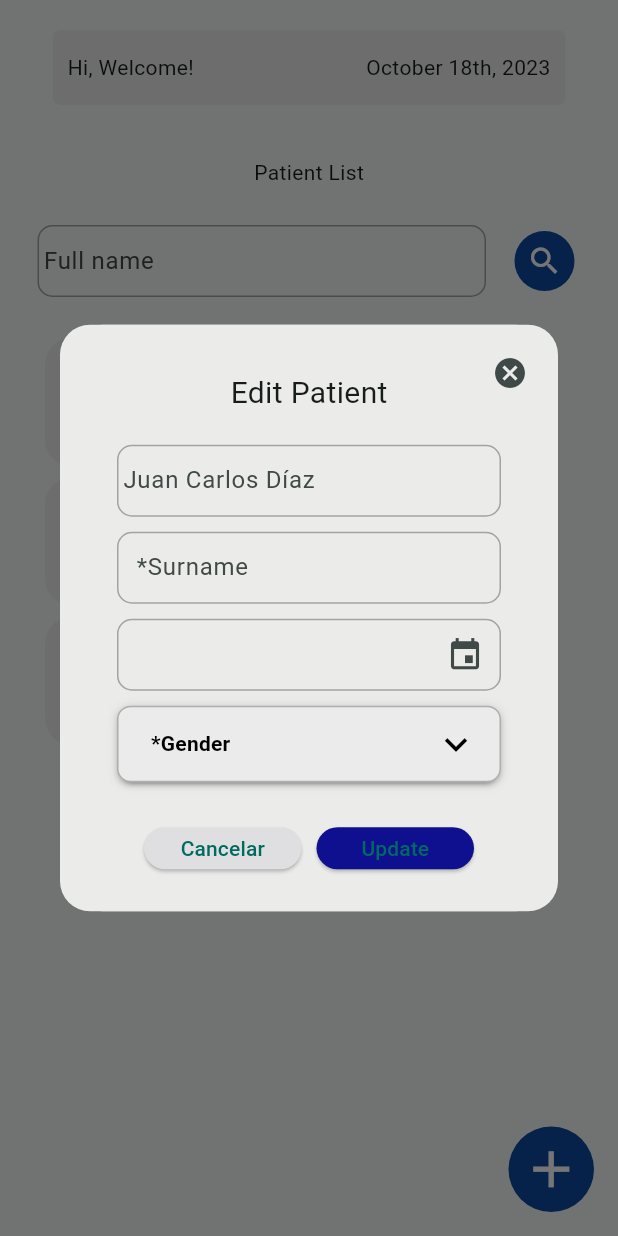
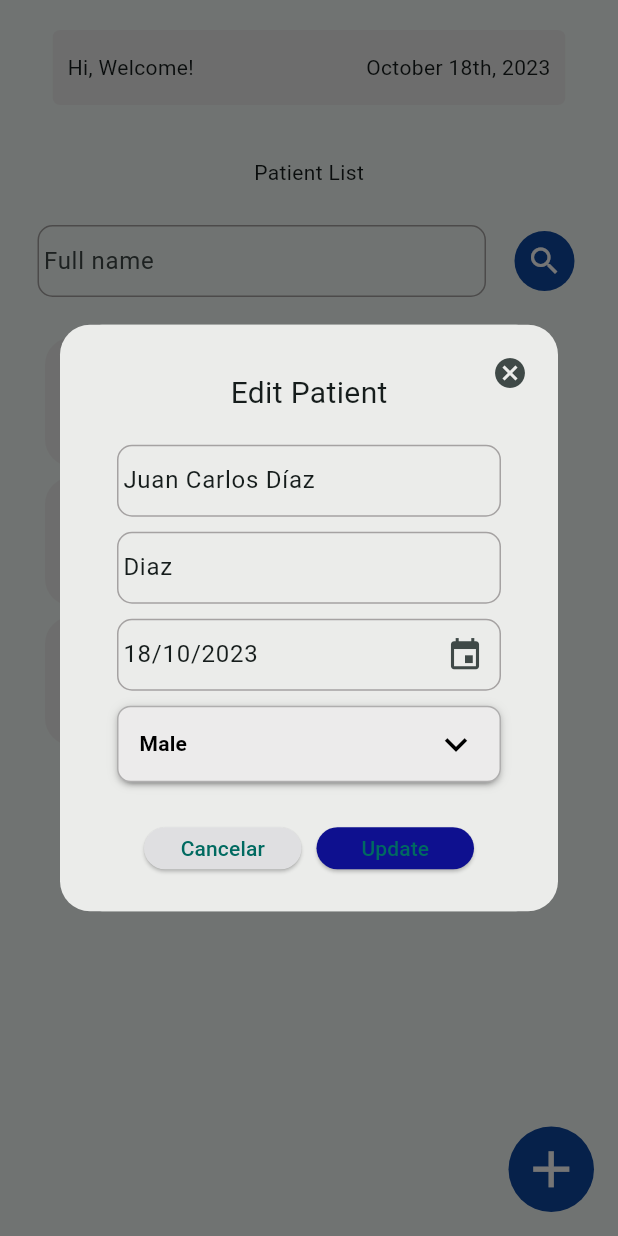
Before and after one commit to JuancarDiaz/register_app, a Flutter app: the MainPageRegister screen opened by its route, after a tap on the "edit" icon, on a phone screen of 412 x 824 dp. Run offline on Flutter 3.47's test engine with Material 2 defaults, Android fonts, the phone set to English and light mode, and no system bars; drawn by our look-alikes of dropdown_button2; our stand-ins replace equatable, flutter_bloc, go_router.

Commit message:
app terminada falta ordenar y detalles

```diff
--- a/lib/infraestructure/models/usuario.dart
+++ b/lib/infraestructure/models/usuario.dart
@@ -1,8 +1,12 @@
+import 'package:equatable/equatable.dart';
 import 'package:flutter/material.dart';
 import 'package:uuid/uuid.dart';
 
-class User {
-  final String id;
+///
+/// uso de la librería Equatable para comparar objetos necesita implementar el metodo [ props ] para establecer la igualdad
+class User extends Equatable {
+
+  late  String id;
   final String fullName;
   final String surname;
   final DateTime birthDate;
@@ -26,6 +30,9 @@ class User {
                      BirthDate:[$birthDate],
                      Genero:[${gender.toString()}]''';
         }
+
+          @override
+          List<Object?> get props => [ fullName, birthDate, gender, surname ];
 }
 
 
--- a/lib/presentation/screens/main_page.dart
+++ b/lib/presentation/screens/main_page.dart
@@ -4,6 +4,7 @@ import 'package:intl/intl.dart';
 import 'package:register_app/presentation/providers/users_provider.dart';
 import 'package:register_app/widgets/helpers/modal_helper.dart';
 import 'package:register_app/widgets/forms/form_busqueda.dart';
+import 'package:register_app/widgets/messages/message_info.dart';
 import 'package:register_app/widgets/views/render_list_users.dart';
 
 
@@ -34,7 +35,7 @@ class MainPageRegister extends StatelessWidget {
                     child: _HeaderFilterAndBodyCustom(formattedDate: formattedDate),
               ),
 
-            floatingActionButton: const _NewUserModal(),
+            floatingActionButton: const _ButtonNewUserModal(),
 
     ) ;
   }
@@ -48,8 +49,8 @@ class MainPageRegister extends StatelessWidget {
 /// y mostrar elementos en concreto
 /// boton usado para lanzar el MODAL y crear usuarios nuevos
 
-class _NewUserModal extends StatelessWidget {
-  const _NewUserModal();
+class _ButtonNewUserModal extends StatelessWidget {
+  const _ButtonNewUserModal();
 
   @override
   Widget build(BuildContext context) {
@@ -97,6 +98,7 @@ class _HeaderFilterAndBodyCustom extends StatelessWidget {
   @override
   Widget build(BuildContext context) {
 
+      final UserProvider userProvider = context.watch<UserProvider>();
 
     return Padding(       // Padding general a todo el bloque
 
@@ -114,9 +116,15 @@ class _HeaderFilterAndBodyCustom extends StatelessWidget {
 
                   const RenderizarListaUsuarios(),
 
+                  Container(
+                    child: userProvider.loadMessage ?  MessageInfo(operation: userProvider.operation,) : const Text(''),
+                  ),
+
                 ],
       ),
+
             );
+
   }
 }
 
--- a/lib/widgets/helpers/modal_helper.dart
+++ b/lib/widgets/helpers/modal_helper.dart
@@ -5,6 +5,7 @@ import 'package:register_app/infraestructure/models/usuario.dart';
 import 'package:register_app/presentation/providers/users_provider.dart';
 import 'package:register_app/widgets/helpers/shared_helpers.dart';
 import 'package:register_app/widgets/inputs/custom_input_form_field.dart';
+import 'package:register_app/widgets/messages/message_info.dart';
 
 ///
 /// Clase estatica de Helpers para realizar operaciones
@@ -128,25 +129,28 @@ final String operacion;
 
 class _BodyFormModalState extends State<_BodyFormModal> {
 
-      // Variables
-  final List<String> items = [
-    'Male',
-    'Female',
-  ];
 
+
+  String? selectedValueGender;
+  int? contador = 0;
+  DateTime?  _currentSelectedDate;
+  String? username = '';
+  late final TextEditingController _textEditingControllerName;
+  late final TextEditingController _textEditingControllerSurname;
+  late final TextEditingController _textEditingControllerDatePicker;
+  late final UserProvider provider;
   final List<String> generos = [
       'Male',
       'Female',
     ];
 
-      String? selectedValueGender;
-      var  _currentSelectedDate;
-      final TextEditingController _textEditingControllerDatePicker;
-      final TextEditingController _textEditingControllerName;
-      final TextEditingController _textEditingControllerSurname;
 
+ @override
+  void initState() {
+    super.initState();
+    contador = 0;
+  }
 
-      // Constructor
   _BodyFormModalState()
                             : _textEditingControllerDatePicker = TextEditingController(),
                               _textEditingControllerName = TextEditingController(),
@@ -164,16 +168,118 @@ Future<DateTime?> getDateTimePicker() {
                           lastDate: DateTime(2025),
                           builder: (context, child) {
 
-                                return Theme(data: ThemeData.dark(), child: child!);
+                                return Theme(data: ThemeData.light(), child: child!);
                           },
                           );
 }
 
 
+
+
+
+
   @override
   Widget build(BuildContext context) {
 
-    final usersProvider = context.watch<UserProvider>();
+     UserProvider usersProvider = context.watch<UserProvider>();
+
+
+String? updateFieldFromName( String field , String operacion){
+
+
+if( operacion == 'EDIT' ){
+
+
+
+void setSelect(){
+
+
+    contador = contador!+1;
+    print('$contador <----- contador ');
+
+    if(selectedValueGender == null ){  // si no tenemos ningun valor en el select
+    print('$contador <----- contador ENTRAAAAAAA ');
+
+                            if( usersProvider.userEdited.isNotEmpty){ // y el usuario no es nulo ponemos su valor
+
+                                  GENDER gender = usersProvider.userEdited[0].gender;
+                                  print('generoooooooooo>>>> ${gender.stringValue}');
+                                  selectedValueGender = gender.stringValue;
+                            }
+    }
+
+
+
+
+}
+
+      String message = '';
+
+      switch( field.toLowerCase() ){
+
+              case 'name':
+
+                    setSelect();
+
+                    if( _textEditingControllerName.text.isEmpty ){
+
+                        message = usersProvider.userEdited.isNotEmpty ? usersProvider.userEdited[0].fullName : '  *Name';
+                        _textEditingControllerName.text = message;
+
+                    }else{
+                         message = _textEditingControllerName.text;
+                    }
+
+              break;
+              case 'surname':
+
+                if( _textEditingControllerSurname.text.isEmpty ){
+
+                        message = usersProvider.userEdited.isNotEmpty ? usersProvider.userEdited[0].surname : '  *Surname';
+                        _textEditingControllerSurname.text = message;
+
+                    }else{
+                         message = _textEditingControllerSurname.text;
+                    }
+
+              break;
+                  case 'birthday':
+
+              if( _textEditingControllerDatePicker.text.isEmpty ){
+
+                        message = usersProvider.userEdited.isNotEmpty ? Utils.dateFormatter( usersProvider.userEdited[0].birthDate ) : '  *Surname';
+                        _textEditingControllerDatePicker.text = message;
+
+                    }else{
+                         message = _textEditingControllerDatePicker.text;
+                    }
+              break;
+              //     case 'gender':
+
+              //   //usersProvider.userEdited[0] == null  ? null : (selectedValueGender = usersProvider.userEdited[0].gender.stringValue.toString())
+
+              //       if( usersProvider.userEdited.isNotEmpty ){
+
+              //              GENDER gender = usersProvider.userEdited[0].gender;
+
+              //              print('generoooooooooo>>>> ${gender.stringValue}');
+              //              //selectedValueGender = gender.stringValue ;
+              //              message = gender.stringValue;
+              //       }else{
+
+              //         message ='';
+              //       }
+              // break;
+      }
+
+      return message;
+     }
+return null;
+}
+
+
+
+
 
 
 
@@ -190,7 +296,7 @@ Future<DateTime?> getDateTimePicker() {
             const SizedBox(height: 10),
 
             CustomTextFormField(
-                                      hint: usersProvider.userEdited.isNotEmpty ? usersProvider.userEdited[0].fullName : '  *Name',
+                                      hint: updateFieldFromName( 'name' ,widget.operacion ) ?? '  *Name',
                                       controller: _textEditingControllerName,
 
                                       ),
@@ -198,18 +304,19 @@ Future<DateTime?> getDateTimePicker() {
             const SizedBox(height: 10),
 
             CustomTextFormField(
-                                       hint: '  *Surname',
+                                       hint: updateFieldFromName( 'surname', widget.operacion ) ?? '  *Surname',
                                        controller: _textEditingControllerSurname,),
 
             const SizedBox(height: 10),
 
             CustomTextFormField(
+                                      hint:updateFieldFromName( 'birthday',widget.operacion ) ?? '',
                                       icon: const Icon( Icons.event, size: 25),
                                       controller: _textEditingControllerDatePicker,
                                       onTap: ()async {
                                         _currentSelectedDate = await getDateTimePicker();
                                             try{
-                                                    _textEditingControllerDatePicker.text = '  ${Utils.dateFormatter(_currentSelectedDate)}';
+                                                    _textEditingControllerDatePicker.text = '  ${Utils.dateFormatter(_currentSelectedDate!)}';
                                             }catch(error ){
                                                   _textEditingControllerDatePicker.text = '';
                                             }
@@ -220,7 +327,7 @@ Future<DateTime?> getDateTimePicker() {
                                         _currentSelectedDate = await getDateTimePicker();
 
                                                   try{
-                                                          _textEditingControllerDatePicker.text = '  ${Utils.dateFormatter(_currentSelectedDate)}';
+                                                          _textEditingControllerDatePicker.text = '  ${Utils.dateFormatter(_currentSelectedDate!)}';
                                                   }catch(error ){
                                                         _textEditingControllerDatePicker.text = '';
                                                   }
@@ -277,10 +384,15 @@ Future<DateTime?> getDateTimePicker() {
                                                       ),
                                                     ))
                                                 .toList(),
-                                            value: selectedValueGender,
+                                            value:   selectedValueGender ,
                                             onChanged: (String? value) {
+
+                                              selectedValueGender = value;
+                                                print('ejecutando $value');
+
+
                                               setState(() {
-                                                selectedValueGender = value;
+
                                               });
                                             },
                                             buttonStyleData: ButtonStyleData(
@@ -360,22 +472,45 @@ Wrap(
                     case 'NEW':
                                   // TODO: CREAR NUEVO USUARIO!
 
+                                          try{
 
-                                    final User user = User(
+                                            final User newUser = User(
                                                 fullName: _textEditingControllerName.text,
                                                 surname: _textEditingControllerSurname.text,
-                                                              birthDate: _currentSelectedDate,
+                                                birthDate: _currentSelectedDate! == DateTime.now() ? throw Exception('División por cero no permitida') : _currentSelectedDate!  ,
                                                 gender: selectedValueGender == 'Male'? GENDER.male : GENDER.female
                                                 );
 
+                                                usersProvider.addUser(newUser);
 
-                                                          usersProvider.addUser(user);
+
+
+                                            }catch( error ){
+
+                                                        print(error);
+                                            }
+
+                                                          //TODO: MOSTRAR SNACKBAR
+
                                                            Navigator.pop(context);
+
+
 
                       break;
 
                       case 'EDIT':
                                   // TODO: EDITAR NUEVO USUARIO!
+
+                                 final User userEdited = User(
+                                                              fullName: _textEditingControllerName.text,
+                                                              surname: _textEditingControllerSurname.text,
+                                                              birthDate: _currentSelectedDate ?? usersProvider.userEdited[0].birthDate ,
+                                                              gender: selectedValueGender == 'Male'? GENDER.male : GENDER.female
+                                                              );
+
+                                  usersProvider.updateUser(userEdited);
+
+                                  Navigator.pop(context);
                       break;
 
                 }
--- a/lib/widgets/views/render_info_user.dart
+++ b/lib/widgets/views/render_info_user.dart
@@ -105,7 +105,9 @@ class _ButtonerRigth extends StatelessWidget {
 // TODO: EDIT
 
 
-                                        userProvider.findUser(user.id).then((value) {
+                                        userProvider.findUser(user.id).then( (User user) {
+
+                                            userProvider.idUserEdited = user.id;
 
                                             HelperModal.fireModal(context, 'EDIT');
                                         });
@@ -171,7 +173,7 @@ class _InfoUserLeft extends StatelessWidget {
      children: [
 
 
-       Text( user.fullName, style: const TextStyle(fontSize: 13), ),
+       Text( '${user.fullName} ${user.surname}', style: const TextStyle(fontSize: 13), ),
        Text( 'Birthdate $birthDateFormated', style: const TextStyle(fontSize: 12) ),
        Text( 'Genero: ${user.gender.stringValue}' , style: const TextStyle(fontSize: 13) ),
      ],
--- a/pubspec.yaml
+++ b/pubspec.yaml
@@ -40,6 +40,7 @@ dependencies:
   flutter_bloc: ^8.1.3
   provider: ^6.0.5
   dropdown_button2: ^2.3.9
+  equatable: ^2.0.5
 
 dev_dependencies:
   flutter_test:
```
Also changed, not shown: lib/presentation/providers/users_provider.dart (+54 -2 lines), lib/widgets/messages/message_info.dart (added, +52 -0 lines), pubspec.lock. Lines whose indentation alone changed are shown as unchanged.
